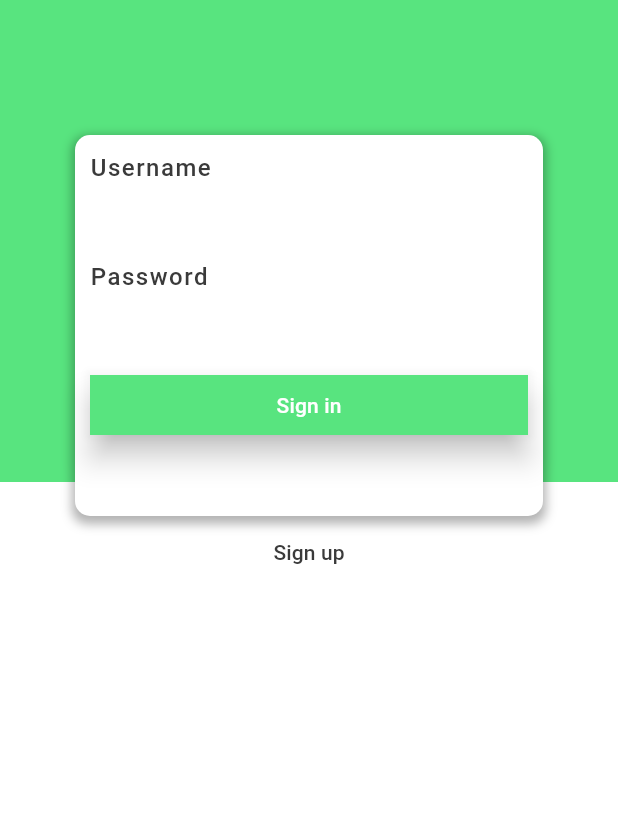
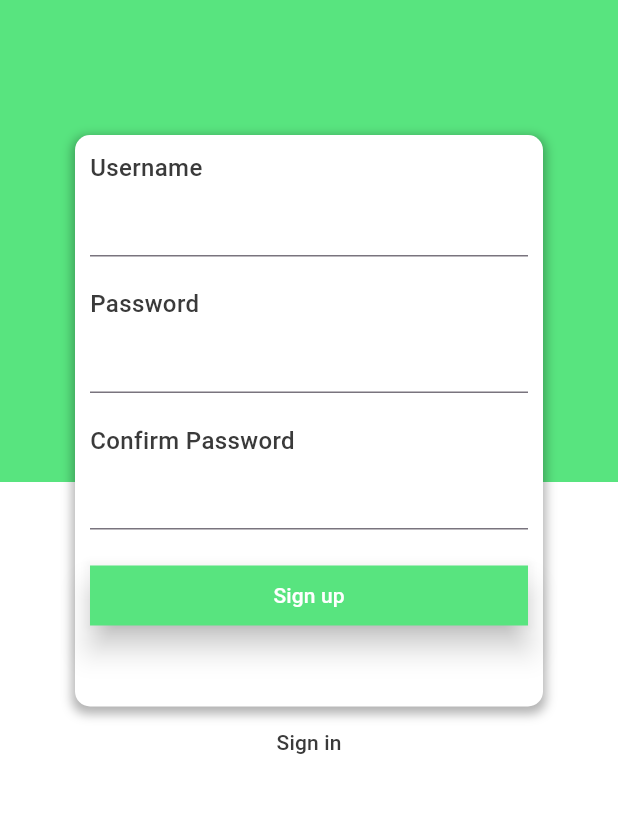
Before and after one commit to Nickthecan/Digital_Garden, a Flutter app: the Login screen opened directly, after a tap on "Sign up", on a phone screen of 412 x 824 dp, the part 321-1134 px from its top. Run offline on Flutter 3.47's test engine with Material 3 defaults, Android fonts, the phone set to English and light mode, and no system bars; our stand-ins replace percent_indicator; network calls fail.

Commit message:
added animation to the login page

```diff
--- a/lib/main.dart
+++ b/lib/main.dart
@@ -11,7 +11,7 @@ import 'package:digital_garden/pages/goal_page.dart';
 void main() => runApp(MaterialApp(
     debugShowCheckedModeBanner: false,
     debugShowMaterialGrid: false,
-    initialRoute: '/',
+    initialRoute: '/main_menu',
     routes: {
       '/': (context) => Login(),
       '/main_menu': (context) => MainMenu(),
--- a/lib/pages/login.dart
+++ b/lib/pages/login.dart
@@ -8,9 +8,51 @@ class Login extends StatefulWidget {
 }
 
 class _LoginState extends State<Login> {
+  double containerOffset = 0;
+  late FocusNode textFocusNode;
+  late FocusNode pwFocusNode;
+  late FocusNode confirmpwFocusNode;
+  late double titleOpacity;
+  late bool isSignIn;
+
+  @override
+  void initState() {
+    super.initState();
+    textFocusNode = FocusNode();
+    pwFocusNode = FocusNode();
+    confirmpwFocusNode = FocusNode();
+    titleOpacity = 1;
+    isSignIn = false;
+
+    textFocusNode.addListener(_handleFocus);
+    pwFocusNode.addListener(_handleFocus);
+    confirmpwFocusNode.addListener(_handleFocus);
+  }
+
+  void _handleFocus() {
+    setState(() {
+      if (isSignIn) {
+        containerOffset = (textFocusNode.hasFocus || pwFocusNode.hasFocus || confirmpwFocusNode.hasFocus) ? -225 : 0;
+      }
+      else {
+        containerOffset = (textFocusNode.hasFocus || pwFocusNode.hasFocus || confirmpwFocusNode.hasFocus) ? -150 : 0;
+      }
+      titleOpacity = (textFocusNode.hasFocus || pwFocusNode.hasFocus || confirmpwFocusNode.hasFocus) ? 0 : 1;
+    });
+  }
+
+  @override
+  void dispose() {
+    textFocusNode.dispose();
+    pwFocusNode.dispose();
+    confirmpwFocusNode.dispose();
+    super.dispose();
+  }
+
   @override
   Widget build(BuildContext context) {
     return Scaffold(
+      resizeToAvoidBottomInset: false,
       backgroundColor: Colors.transparent,
       body: Container(
         decoration: BoxDecoration(
@@ -28,7 +70,10 @@ class _LoginState extends State<Login> {
               child: Column(
                 crossAxisAlignment: CrossAxisAlignment.center,
                 children: [
-                  Text(
+                  AnimatedOpacity(
+                    duration: Duration(milliseconds: 300),
+                    opacity: titleOpacity,
+                    child: Text(
                       'Digital\nGarden',
                         textAlign: TextAlign.center,
                         style: TextStyle(
@@ -37,8 +82,12 @@ class _LoginState extends State<Login> {
                         letterSpacing: 2,
                         fontWeight: FontWeight.w900,
                         )),
+                  ),
                   SizedBox(height: 90,),
-                  Container(
+                  AnimatedContainer(
+                    duration: Duration(milliseconds: 300),
+                    curve: Curves.easeInOut,
+                    transform: Matrix4.translationValues(0, containerOffset, 0),
                     padding: EdgeInsets.fromLTRB(10, 10, 10, 50),
                     decoration: BoxDecoration(
                       borderRadius: BorderRadius.circular(10),
@@ -48,7 +97,7 @@ class _LoginState extends State<Login> {
                           spreadRadius: 2,
                           blurRadius: 5,
                           offset: Offset(0, 3),
-                        )
+                        ),
                       ],
                       color: Colors.white,
                     ),
@@ -58,17 +107,41 @@ class _LoginState extends State<Login> {
                         Text("Username", style: TextStyle(
                           color: Color(0xF22F2F2F),
                           fontSize: 16,
-                          letterSpacing: 1,
                           fontWeight: FontWeight.w500,
                         )),
-                        SizedBox(height: 50,),
+                        TextField(
+                          focusNode: textFocusNode,
+                        ),
+                        SizedBox(height: 20,),
                         Text("Password", style: TextStyle(
                           color: Color(0xF22F2F2F),
                           fontSize: 16,
-                          letterSpacing: 1,
                           fontWeight: FontWeight.w500,
                         )),
-                        SizedBox(height: 50),
+                        TextField(
+                          obscureText: true,
+                          focusNode: pwFocusNode,
+                        ),
+                        Visibility(
+                            visible: isSignIn,
+                            child: Column(
+                              crossAxisAlignment: CrossAxisAlignment.start,
+                              children: [
+                                SizedBox(height: 20,),
+                                Text("Confirm Password", style: TextStyle(
+                                  color: Color(0xF22F2F2F),
+                                  fontSize: 16,
+                                  fontWeight: FontWeight.w500,
+                                )),
+                                TextField(
+                                  obscureText: true,
+                                  focusNode: confirmpwFocusNode,
+                                ),
+
+                              ],
+                            ),
+                        ),
+                        SizedBox(height: 20,),
                         ElevatedButton(
                           onPressed: () {
                             Navigator.pushNamed(context, '/main_menu');
@@ -80,13 +153,22 @@ class _LoginState extends State<Login> {
                             elevation: 8,
                             foregroundColor: Colors.white, backgroundColor: Color(0xFF58E47F),
                           ),
-                          child: Text("Sign in"),
+                          child: Text("Sign ${isSignIn ? 'up' : 'in'}"),
                         ),
                       ],
                     ),
                   ),
-                  TextButton(onPressed: () {},
-                      child: Text("Sign up", style: TextStyle(color: Color(0xF22F2F2F)),)
+                  AnimatedContainer(
+                    duration: Duration(milliseconds: 300),
+                    curve: Curves.easeInOut,
+                    transform: Matrix4.translationValues(0, containerOffset, 0),
+                    child: TextButton(onPressed: () {
+                      setState(() {
+                        isSignIn = !isSignIn;
+                      });
+                    },
+                        child: Text("Sign ${isSignIn ? 'in' : 'up'}", style: TextStyle(color: Color(0xF22F2F2F)))
+                    ),
                   ),
                 ],
               ),
```
Lines whose indentation alone changed are shown as unchanged.
